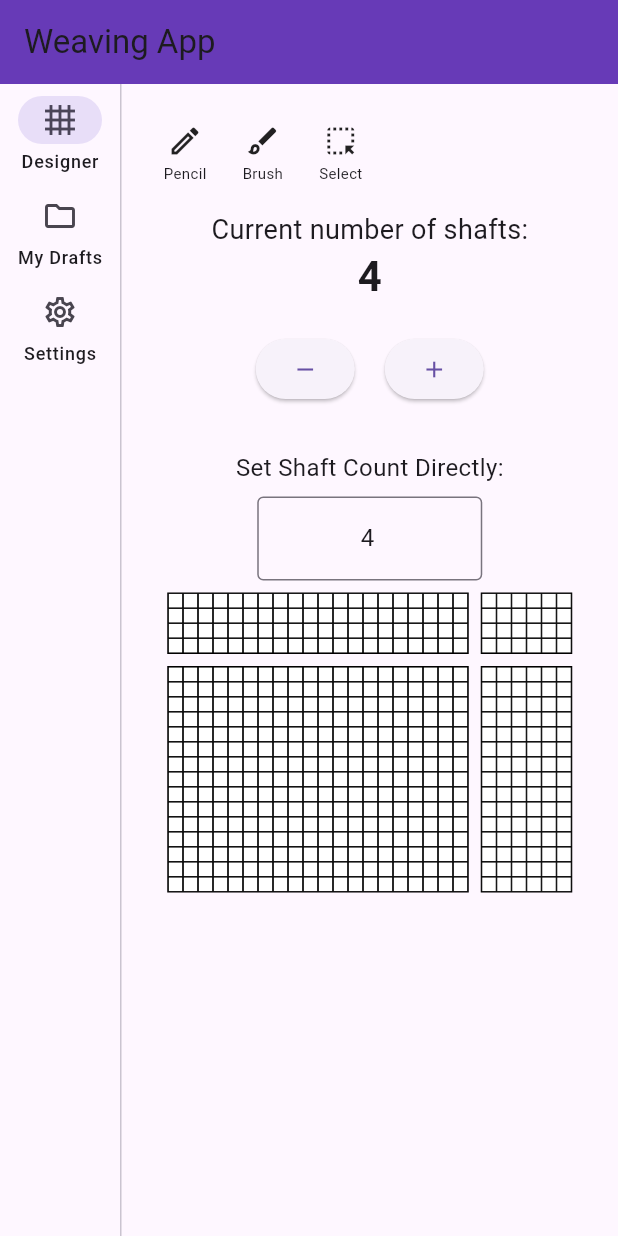
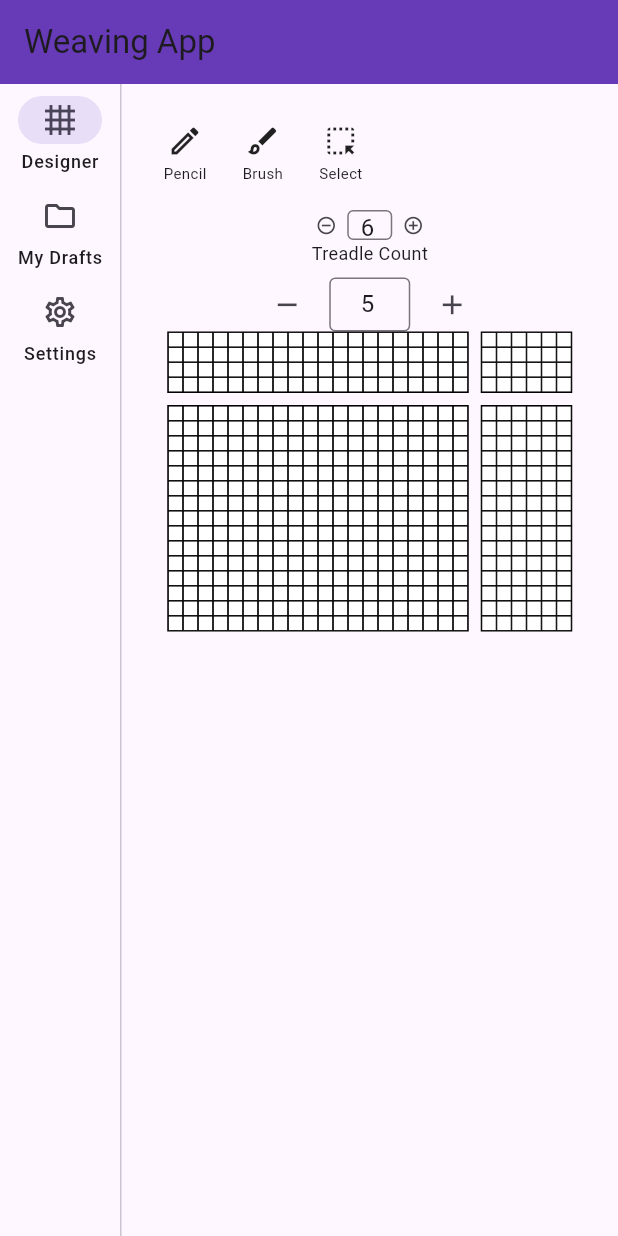
Before and after one commit to katkuskris/warpdrive_weaver, a Flutter app: the screen it shows after launch, on a phone screen of 412 x 824 dp. Run offline on Flutter 3.47's test engine with Material 3 defaults, Android fonts, the light colour scheme and no system bars.

Commit message:
create stepper

```diff
--- a/lib/features/designer/notifiers/wif_object_section_notifiers/warp_section_notifier.dart
+++ b/lib/features/designer/notifiers/wif_object_section_notifiers/warp_section_notifier.dart
@@ -21,7 +21,7 @@ class WarpSectionNotifier extends ChangeNotifier {
     notifyListeners();
   }
 
-  void setShaftCount(int newWarpThreadCount) {
+  void setThreadCount(int newWarpThreadCount) {
     if (newWarpThreadCount < 0 || newWarpThreadCount > 48) return;
     _warpSection = _warpSection.copyWith(threads: newWarpThreadCount);
     notifyListeners();
--- a/lib/features/designer/notifiers/wif_object_section_notifiers/weft_section_notifier.dart
+++ b/lib/features/designer/notifiers/wif_object_section_notifiers/weft_section_notifier.dart
@@ -21,7 +21,7 @@ class WeftSectionNotifier extends ChangeNotifier {
     notifyListeners();
   }
 
-  void setShaftCount(int newWeftThreadCount) {
+  void setThreadCount(int newWeftThreadCount) {
     if (newWeftThreadCount < 0 || newWeftThreadCount > 48) return;
     _weftSection = _weftSection.copyWith(threads: newWeftThreadCount);
     notifyListeners();
--- a/lib/features/designer/presentation/designer.dart
+++ b/lib/features/designer/presentation/designer.dart
@@ -1,10 +1,12 @@
 import 'package:flutter/material.dart';
+import 'package:warp_drive_weaver/features/designer/widgets/horizontal_toolbar.dart';
 import 'package:warp_drive_weaver/features/designer/widgets/pattern_grid.dart';
 import 'package:warp_drive_weaver/features/designer/widgets/shaft_count_editor.dart';
 import 'package:warp_drive_weaver/features/designer/widgets/threading_grid.dart';
 import 'package:warp_drive_weaver/features/designer/widgets/tie_up_grid.dart';
 import 'package:warp_drive_weaver/features/designer/widgets/treadle_grid.dart';
 import 'package:warp_drive_weaver/features/designer/widgets/toolbar.dart';
+import 'package:warp_drive_weaver/features/designer/widgets/stepper_control.dart';
 
 class DesignerScreen extends StatelessWidget {
   const DesignerScreen({super.key});
@@ -28,13 +30,24 @@ class DesignerScreen extends StatelessWidget {
                     CrossAxisAlignment
                         .center, // Center ShaftCountEditor and the grid block
                 children: [
-                  const ShaftCountEditor(),
+                  const StepperControl(),
+                  // const ShaftCountEditor(),
                   const SizedBox(height: gridSpacing),
                   // Horizontal scrolling for the 2x2 grid section
                   SingleChildScrollView(
                     scrollDirection: Axis.horizontal,
                     child: Column(
                       children: [
+                        CompactNumberInput(
+                          initialValue: 5,
+                          minValue: 0,
+                          maxValue: 20,
+                          onChanged: (newValue) {
+                            print("Selected value: $newValue");
+                          },
+                          buttonSize: 36, // Example size
+                          spacing: 10,  // Example spacing
+                        ),
                         // First row of the 2x2 grid
                         Row(
                           mainAxisSize:
--- a/lib/features/designer/widgets/horizontal_toolbar.dart
+++ b/lib/features/designer/widgets/horizontal_toolbar.dart
@@ -0,0 +1,174 @@
+import 'package:flutter/material.dart';
+import 'package:flutter/services.dart'; // For TextInputFormatter
+
+class CompactNumberInput extends StatefulWidget {
+  final int initialValue;
+  final int minValue;
+  final int maxValue;
+  final ValueChanged<int> onChanged;
+  final double buttonSize; // To control the size of +/- buttons
+  final double spacing;    // Spacing between elements
+
+  const CompactNumberInput({
+    super.key,
+    this.initialValue = 0,
+    this.minValue = 0,
+    this.maxValue = 99, // Sensible default max
+    required this.onChanged,
+    this.buttonSize = 30.0,
+    this.spacing = 8.0,
+  });
+
+  @override
+  State<CompactNumberInput> createState() => _CompactNumberInputState();
+}
+
+class _CompactNumberInputState extends State<CompactNumberInput> {
+  late TextEditingController _controller;
+  late int _currentValue;
+
+  @override
+  void initState() {
+    super.initState();
+    _currentValue = widget.initialValue.clamp(widget.minValue, widget.maxValue);
+    _controller = TextEditingController(text: _currentValue.toString());
+  }
+
+  @override
+  void didUpdateWidget(CompactNumberInput oldWidget) {
+    super.didUpdateWidget(oldWidget);
+    if (widget.initialValue != oldWidget.initialValue) {
+      _setValue(widget.initialValue);
+    }
+  }
+
+  void _setValue(int newValue) {
+    final clampedValue = newValue.clamp(widget.minValue, widget.maxValue);
+    if (_currentValue != clampedValue) {
+      setState(() {
+        _currentValue = clampedValue;
+        _controller.text = _currentValue.toString();
+        // Move cursor to the end after programmatically changing text
+        _controller.selection = TextSelection.fromPosition(
+          TextPosition(offset: _controller.text.length),
+        );
+      });
+      widget.onChanged(_currentValue);
+    } else if (_controller.text != clampedValue.toString()) {
+      // If only controller text is out of sync (e.g. user typed invalid)
+      _controller.text = clampedValue.toString();
+      _controller.selection = TextSelection.fromPosition(
+        TextPosition(offset: _controller.text.length),
+      );
+    }
+  }
+
+  void _increment() {
+    _setValue(_currentValue + 1);
+  }
+
+  void _decrement() {
+    _setValue(_currentValue - 1);
+  }
+
+  @override
+  void dispose() {
+    _controller.dispose();
+    super.dispose();
+  }
+
+  @override
+  Widget build(BuildContext context) {
+    return Row(
+      mainAxisSize: MainAxisSize.min, // Keep the row compact
+      crossAxisAlignment: CrossAxisAlignment.center,
+      children: <Widget>[
+        // Minus Button
+        SizedBox(
+          width: widget.buttonSize,
+          height: widget.buttonSize,
+          child: IconButton(
+            padding: EdgeInsets.zero,
+            iconSize: widget.buttonSize * 0.6, // Adjust icon size relative to button
+            icon: const Icon(Icons.remove),
+            onPressed: _currentValue > widget.minValue ? _decrement : null, // Disable if at min
+            tooltip: 'Decrement',
+            style: IconButton.styleFrom(
+              tapTargetSize: MaterialTapTargetSize.shrinkWrap,
+            ),
+          ),
+        ),
+        SizedBox(width: widget.spacing),
+        // Number Input Text Field
+        SizedBox(
+          width: widget.buttonSize * 1.5, // Adjust width as needed for typical numbers
+          height: widget.buttonSize, // Match button height for alignment
+          child: TextFormField(
+            controller: _controller,
+            textAlign: TextAlign.center,
+            keyboardType: TextInputType.number,
+            inputFormatters: <TextInputFormatter>[
+              FilteringTextInputFormatter.digitsOnly
+            ],
+            decoration: InputDecoration(
+              contentPadding: EdgeInsets.symmetric(vertical: (widget.buttonSize - 24) / 2), // Adjust for text vertical centering
+              border: const OutlineInputBorder(),
+              isDense: true,
+            ),
+            onChanged: (value) {
+              final int? typedValue = int.tryParse(value);
+              if (typedValue != null) {
+                if (typedValue >= widget.minValue && typedValue <= widget.maxValue) {
+                  if (_currentValue != typedValue) {
+                    setState(() {
+                      _currentValue = typedValue;
+                    });
+                    widget.onChanged(_currentValue);
+                  }
+                }
+                // If value is outside range but partially typed, allow it temporarily
+                // Final clamping happens onFocusLost or next button press
+              }
+            },
+            onEditingComplete: () {
+              // This is called when user presses "done" on keyboard
+              final int? typedValue = int.tryParse(_controller.text);
+              if (typedValue != null) {
+                _setValue(typedValue); // This will clamp and notify
+              } else {
+                _setValue(_currentValue); // Revert to last valid if input is garbage
+              }
+              FocusScope.of(context).unfocus(); // Dismiss keyboard
+            },
+            // It's also good to handle focus loss
+            onTapOutside: (event) {
+              final int? typedValue = int.tryParse(_controller.text);
+              if (typedValue != null) {
+                _setValue(typedValue);
+              } else {
+                _setValue(_currentValue); // Revert to last valid
+              }
+              FocusScope.of(context).unfocus();
+            },
+          ),
+        ),
+        SizedBox(width: widget.spacing),
+        // Plus Button
+        SizedBox(
+          width: widget.buttonSize,
+          height: widget.buttonSize,
+          child: IconButton(
+            padding: EdgeInsets.zero,
+            iconSize: widget.buttonSize * 0.6,
+            icon: const Icon(Icons.add),
+            onPressed: _currentValue < widget.maxValue ? _increment : null, // Disable if at max
+            tooltip: 'Increment',
+            style: IconButton.styleFrom(
+              tapTargetSize: MaterialTapTargetSize.shrinkWrap,
+            ),
+          ),
+        ),
+      ],
+    );
+  }
+}
--- /dev/null
+++ b/lib/features/designer/widgets/stepper_control.dart
@@ -0,0 +1,167 @@
+import 'package:flutter/material.dart';
+import 'package:flutter/services.dart'; // For input formatters
+import 'package:provider/provider.dart'; // Assuming you use Provider
+import 'package:warp_drive_weaver/features/designer/notifiers/wif_notifier.dart';
+import 'package:warp_drive_weaver/features/designer/notifiers/wif_object_section_notifiers/weaving_section_notifier.dart';
+
+class StepperControl extends StatefulWidget {
+  final int minValue;
+  final int maxValue;
+  // Optional: if you want to control button/text field size
+  final double itemSize;
+
+  const StepperControl({
+    super.key,
+    this.minValue = 0,
+    this.maxValue = 99,
+    this.itemSize = 20.0, // Default size for buttons and text field height
+  });
+
+  @override
+  State<StepperControl> createState() => _StepperControlState();
+}
+
+class _StepperControlState extends State<StepperControl> {
+  late TextEditingController _textController;
+  late FocusNode _focusNode;
+
+  @override
+  void initState() {
+    super.initState();
+    _textController = TextEditingController();
+    _focusNode = FocusNode();
+
+    // Initialize text field with the current value from the provider
+    // and listen for provider changes to update the text field.
+    final notifier = Provider.of<WifNotifier>(context, listen: false);
+    _textController.text = notifier.currentWif.weavingSection?.treadles.toString() ?? '0';
+
+    notifier.addListener(_handleNotifierChange);
+
+    _focusNode.addListener(_onFocusChange);
+  }
+
+  void _handleNotifierChange() {
+    if (!mounted) return;
+    final notifier = Provider.of<WifNotifier>(context, listen: false);
+    final notifierValueStr = notifier.currentWif.weavingSection?.treadles.toString() ?? '0';
+    if (_textController.text != notifierValueStr) {
+      _textController.text = notifierValueStr;
+      // Optionally move cursor to the end
+      _textController.selection = TextSelection.fromPosition(
+        TextPosition(offset: _textController.text.length),
+      );
+    }
+  }
+
+  void _onFocusChange() {
+    if (!mounted) return;
+    if (!_focusNode.hasFocus) {
+      // When focus is lost, submit the current text field value
+      _submitValueFromTextField();
+    }
+  }
+
+  void _submitValueFromTextField() {
+    if (!mounted) return;
+    final notifier = Provider.of<WifNotifier>(context, listen: false);
+    final wifNotifier = Provider.of<WifNotifier>(context, listen: false);
+    final String currentText = _textController.text;
+    int? newValue = int.tryParse(currentText);
+
+    if (newValue != null) {
+      // Clamp the value to min/max if needed
+      newValue = newValue.clamp(widget.minValue, widget.maxValue);
+      notifier.weavingSectionNotifier.setTreadleCount(newValue); // Update the provider
+    } else {
+      // If parsing fails, revert text field to current provider value
+      _textController.text = wifNotifier.currentWif.weavingSection?.treadles.toString() ?? '0';
+    }
+  }
+
+  @override
+  void dispose() {
+    // Clean up
+    final notifier = Provider.of<WifNotifier>(context, listen: false);
+    notifier.removeListener(_handleNotifierChange);
+    _textController.dispose();
+    _focusNode.removeListener(_onFocusChange);
+    _focusNode.dispose();
+    super.dispose();
+  }
+
+  @override
+  Widget build(BuildContext context) {
+    // Watch the provider for changes to update UI elements like button states
+    final notifier = context.watch<WifNotifier>();
+    final wifNotifier = context.watch<WifNotifier>();
+
+    return Column(
+      children: [ Row(
+        mainAxisSize: MainAxisSize.min, // Keep it compact
+        children: [
+          // Minus Button
+          SizedBox(
+            width: widget.itemSize,
+            height: widget.itemSize,
+            child: IconButton(
+              padding: EdgeInsets.zero,
+              icon: const Icon(Icons.remove_circle_outline),
+              iconSize: widget.itemSize * 0.7,
+              tooltip: 'Decrement',
+              onPressed: (wifNotifier.currentWif.weavingSection?.treadles ?? widget.minValue) > widget.minValue
+                  ? () => notifier.weavingSectionNotifier.decrementTreadleCount()
+                  : null, // Disable if at min value
+            ),
+          ),
+          const SizedBox(width: 4), // Spacing
+
+          // Text Entry
+          SizedBox(
+            width: widget.itemSize * 1.5, // Make text field a bit wider
+            height: widget.itemSize,
+            child: TextFormField(
+              controller: _textController,
+              focusNode: _focusNode,
+              textAlign: TextAlign.center,
+              keyboardType: TextInputType.number,
+              inputFormatters: <TextInputFormatter>[
+                FilteringTextInputFormatter.digitsOnly,
+              ],
+              decoration: const InputDecoration(
+                isDense: true, // Makes it more compact
+                contentPadding: EdgeInsets.symmetric(vertical: 0.0), // Adjust padding
+                border: OutlineInputBorder(),
+              ),
+              onFieldSubmitted: (value) {
+                // Called when user presses "done" on keyboard
+                _submitValueFromTextField();
+              },
+            ),
+          ),
+          const SizedBox(width: 4), // Spacing
+
+          // Plus Button
+          SizedBox(
+            width: widget.itemSize,
+            height: widget.itemSize,
+            child: IconButton(
+                padding: EdgeInsets.zero,
+                icon: const Icon(Icons.add_circle_outline),
+                iconSize: widget.itemSize * 0.7,
+                tooltip: 'Increment',
+                onPressed: (wifNotifier.currentWif.weavingSection?.treadles ?? widget.minValue) < widget.maxValue
+                    ? () => notifier.weavingSectionNotifier.incrementTreadleCount()
+                    : null
+            ),
+          ),
+        ],
+      ),
+        const Text(
+          "Treadle Count",
+          style: TextStyle(fontSize: 12), // Adjust style as needed
+        ),
+      ]
+      );
+  }
+}
```
